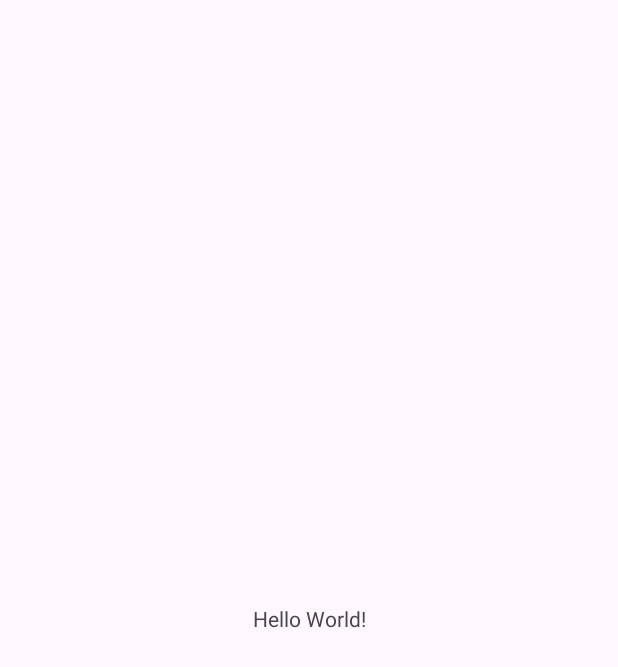
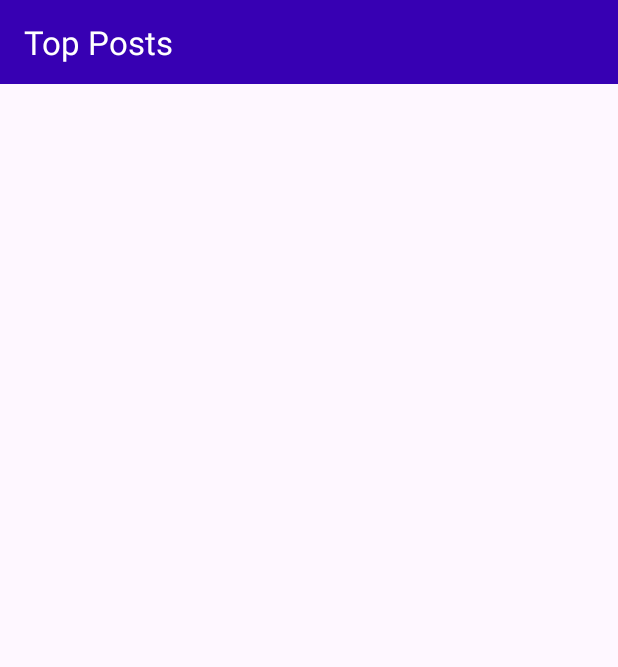
Before and after one commit to DirePredium/RedditTrends, an Android app: the screen it shows after launch (MainActivity), on a phone screen of 412 x 824 dp. Before the commit the part shown is almost empty. Shown: the top 667 px of the screen. Run offline under Robolectric (Android 15) with nearby library versions, the phone set to English and light mode, and no system bars; our stand-ins replace navigation-ui.

Commit message:
Implemented single-activity architecture. Using Jetpack`s Navigation Set toolbar

```diff
--- a/app/src/main/java/com/direpredium/reddittrends/MainActivity.kt
+++ b/app/src/main/java/com/direpredium/reddittrends/MainActivity.kt
@@ -1,13 +1,34 @@
 package com.direpredium.reddittrends
 
-import android.content.Context
 import android.os.Bundle
 import androidx.appcompat.app.AppCompatActivity
+import androidx.navigation.NavController
+import androidx.navigation.fragment.NavHostFragment
+import androidx.navigation.ui.NavigationUI
+import com.direpredium.reddittrends.databinding.ActivityMainBinding
 
 class MainActivity : AppCompatActivity() {
 
+    private lateinit var binding: ActivityMainBinding
+    private lateinit var navController: NavController
+
     override fun onCreate(savedInstanceState: Bundle?) {
         super.onCreate(savedInstanceState)
-        setContentView(R.layout.activity_main)
+        binding = ActivityMainBinding.inflate(layoutInflater)
+        setContentView(binding.root)
+        setSupportActionBar(binding.toolbar)
+
+        val navHost = supportFragmentManager.findFragmentById(R.id.fragmentContainer) as NavHostFragment
+        navController = navHost.navController
+        NavigationUI.setupActionBarWithNavController(this, navController)
     }
+
+    override fun onSupportNavigateUp(): Boolean {
+        return if (navController.navigateUp()) {
+            true
+        } else {
+            super.onSupportNavigateUp()
+        }
+    }
+
 }
--- /dev/null
+++ b/app/src/main/java/com/direpredium/reddittrends/presentation/screens/TopPosts.kt
@@ -0,0 +1,27 @@
+package com.direpredium.reddittrends.presentation.screens
+
+import android.os.Bundle
+import android.view.View
+import androidx.core.os.bundleOf
+import androidx.fragment.app.Fragment
+import androidx.navigation.fragment.findNavController
+import com.direpredium.reddittrends.R
+import com.direpredium.reddittrends.databinding.FragmentTopPostsBinding
+
+class TopPosts : Fragment(R.layout.fragment_top_posts) {
+
+    private lateinit var binding: FragmentTopPostsBinding
+
+    override fun onViewCreated(view: View, savedInstanceState: Bundle?) {
+        super.onViewCreated(view, savedInstanceState)
+        binding = FragmentTopPostsBinding.bind(view)
+    }
+
+    private fun openDetails() {
+        findNavController().navigate(
+            R.id.action_topPosts_to_postDetails,
+            bundleOf("postId" to "1")
+        )
+    }
+
+}
--- a/app/src/main/res/layout/activity_main.xml
+++ b/app/src/main/res/layout/activity_main.xml
@@ -6,13 +6,29 @@
     android:layout_height="match_parent"
     tools:context=".MainActivity">
 
-    <TextView
-        android:layout_width="wrap_content"
-        android:layout_height="wrap_content"
-        android:text="Hello World!"
-        app:layout_constraintBottom_toBottomOf="parent"
+    <com.google.android.material.appbar.MaterialToolbar
+        android:id="@+id/toolbar"
+        android:layout_width="0dp"
+        android:layout_height="?android:attr/actionBarSize"
+        android:background="@color/purple_700"
+        tools:title="Screen Title"
+        app:titleTextColor="@color/white"
+        app:navigationIconTint="@color/white"
+        app:layout_constraintStart_toStartOf="parent"
         app:layout_constraintEnd_toEndOf="parent"
-        app:layout_constraintStart_toStartOf="parent"
         app:layout_constraintTop_toTopOf="parent" />
 
+    <androidx.fragment.app.FragmentContainerView
+        android:id="@+id/fragmentContainer"
+        android:layout_width="0dp"
+        android:layout_height="0dp"
+        app:layout_constraintTop_toBottomOf="@id/toolbar"
+        app:layout_constraintStart_toStartOf="parent"
+        app:layout_constraintEnd_toEndOf="parent"
+        app:layout_constraintBottom_toBottomOf="parent"
+        android:name="androidx.navigation.fragment.NavHostFragment"
+        app:defaultNavHost="true"
+        app:navGraph="@navigation/nav_graph"
+        />
+
 </androidx.constraintlayout.widget.ConstraintLayout>
--- /dev/null
+++ b/app/src/main/res/layout/fragment_top_posts.xml
@@ -0,0 +1,8 @@
+<FrameLayout xmlns:android="http://schemas.android.com/apk/res/android"
+    xmlns:tools="http://schemas.android.com/tools"
+    android:layout_width="match_parent"
+    android:layout_height="match_parent"
+    tools:context=".presentation.screens.TopPosts">
+
+
+</FrameLayout>
--- /dev/null
+++ b/app/src/main/res/navigation/nav_graph.xml
@@ -0,0 +1,23 @@
+<?xml version="1.0" encoding="utf-8"?>
+<navigation xmlns:android="http://schemas.android.com/apk/res/android"
+    xmlns:app="http://schemas.android.com/apk/res-auto"
+    xmlns:tools="http://schemas.android.com/tools"
+    android:id="@+id/nav_graph"
+    app:startDestination="@id/topPosts">
+
+    <fragment
+        android:id="@+id/topPosts"
+        android:name="com.direpredium.reddittrends.presentation.screens.TopPosts"
+        android:label="Top Posts"
+        tools:layout="@layout/fragment_top_posts" >
+        <action
+            android:id="@+id/action_topPosts_to_postDetails"
+            app:destination="@id/postDetails" />
+    </fragment>
+    <fragment
+        android:id="@+id/postDetails"
+        android:name="com.direpredium.reddittrends.presentation.screens.PostDetails"
+        android:label="Post deteils"
+        tools:layout="@layout/fragment_post_details" />
+
+</navigation>
```
Also changed, not shown: app/build.gradle.kts (+10 -0 lines), app/src/main/java/com/direpredium/reddittrends/presentation/screens/PostDetails.kt (added, +19 -0 lines), app/src/main/java/com/direpredium/reddittrends/presentation/viewmodel/TopPostsViewModel.kt (added, +9 -0 lines), app/src/main/res/layout/fragment_post_details.xml (added, +8 -0 lines), app/src/main/res/values/colors.xml (+7 -0 lines).
